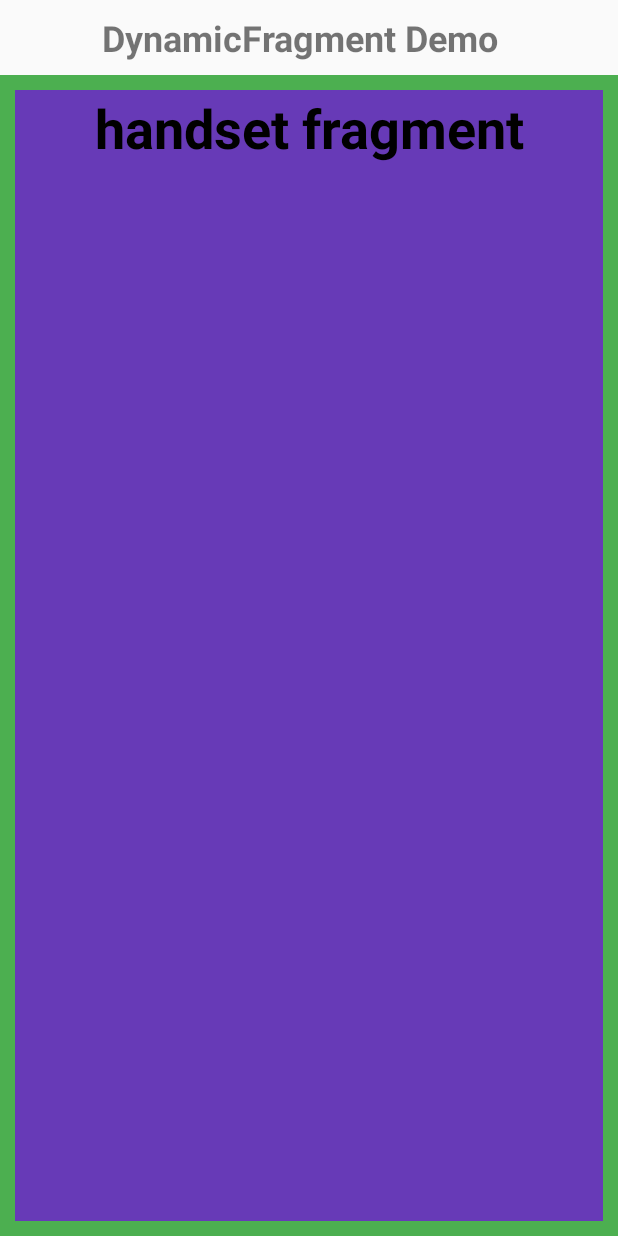
After one commit to lei2350934xj/AndroidLearning, an Android app: the DynamicFragment screen opened directly, with no data from a screen before it, on a phone screen of 412 x 824 dp. The commit adds this screen. Run offline under Robolectric (Android 15) with nearby library versions, the phone set to English and light mode, and no system bars.

Commit message:
动态加载Fragment

```diff
--- a/app/src/main/AndroidManifest.xml
+++ b/app/src/main/AndroidManifest.xml
@@ -67,6 +67,7 @@
         <activity android:name=".BroadcastDisplay"></activity>
         <activity android:name=".ProviderDisplay"></activity>
         <activity android:name=".FragmentDisplay"></activity>
+        <activity android:name=".DynamicFragment"></activity>
 
         <!--    除了Activity以外 Service也必须在Manifest中注册才能使用    -->
         <service android:name=".ServiceDisplay"></service>
--- /dev/null
+++ b/app/src/main/java/com/example/helloworld/DynamicFragment.java
@@ -0,0 +1,26 @@
+package com.example.helloworld;
+
+import android.app.Activity;
+import android.os.Bundle;
+import android.view.Display;
+
+public class DynamicFragment extends Activity {
+    @Override
+    protected void onCreate(Bundle savedInstanceState) {
+        super.onCreate(savedInstanceState);
+        setContentView(R.layout.activity_fragment_dynamic);
+
+        Display dis = getWindowManager().getDefaultDisplay();
+        if(dis.getWidth() > dis.getHeight())
+        {
+            FragmentTablet tablet = new FragmentTablet();
+            getFragmentManager().beginTransaction().replace(R.id.dynamic_fragment_content, tablet).commit();
+        }
+
+        else
+        {
+            FragmentHandset handset = new FragmentHandset();
+            getFragmentManager().beginTransaction().replace(R.id.dynamic_fragment_content, handset).commit();
+        }
+    }
+}
--- /dev/null
+++ b/app/src/main/java/com/example/helloworld/FragmentHandset.java
@@ -0,0 +1,16 @@
+package com.example.helloworld;
+
+import android.os.Bundle;
+import android.view.LayoutInflater;
+import android.view.View;
+import android.view.ViewGroup;
+
+import android.app.Fragment;
+
+public class FragmentHandset extends Fragment {
+    @Override
+    public View onCreateView(LayoutInflater inflater, ViewGroup container, Bundle savedInstanceState) {
+        View view = inflater.inflate(R.layout.activity_dynamic_fragment_handset, container,false);
+        return view;
+    }
+}
--- /dev/null
+++ b/app/src/main/res/layout/activity_dynamic_fragment_handset.xml
@@ -0,0 +1,19 @@
+<?xml version="1.0" encoding="utf-8"?>
+<LinearLayout
+    xmlns:android="http://schemas.android.com/apk/res/android"
+    android:orientation="horizontal"
+    android:layout_width="fill_parent"
+    android:layout_height="fill_parent"
+    android:background="#673AB7">
+
+    <TextView
+        android:layout_width="match_parent"
+        android:layout_height="50dp"
+        android:text="handset fragment"
+        android:textColor="#000000"
+        android:textStyle="bold"
+        android:textAlignment="center"
+        android:gravity="center"
+        android:textSize="36sp" />
+
+</LinearLayout>
--- /dev/null
+++ b/app/src/main/res/layout/activity_fragment_dynamic.xml
@@ -0,0 +1,28 @@
+<?xml version="1.0" encoding="utf-8"?>
+<LinearLayout xmlns:android="http://schemas.android.com/apk/res/android"
+    xmlns:tools="http://schemas.android.com/tools"
+    android:layout_width="match_parent"
+    android:layout_height="match_parent"
+    android:orientation="vertical"
+    tools:context=".MainActivity">
+    <TextView
+        android:layout_width="400dp"
+        android:layout_height="50dp"
+        android:textSize="24sp"
+        android:textStyle="bold"
+        android:textAlignment="center"
+        android:gravity="center"
+        android:text="DynamicFragment Demo"
+        />
+
+    <LinearLayout
+        android:id="@+id/dynamic_fragment_content"
+        android:layout_width="match_parent"
+        android:layout_height="match_parent"
+        android:background="#4CAF50"
+        android:padding="10dp"
+        android:orientation="horizontal" >
+    </LinearLayout>
+
+
+</LinearLayout>
```
Also changed, not shown: app/src/main/java/com/example/helloworld/FragmentTablet.java (added, +16 -0 lines), app/src/main/java/com/example/helloworld/MainActivity.java (+7 -0 lines), app/src/main/res/layout/activity_animation.xml (+9 -6 lines), app/src/main/res/layout/activity_dynamic_fragment_tablet.xml (added, +21 -0 lines), app/src/main/res/layout/activity_main.xml (+7 -1 lines).
